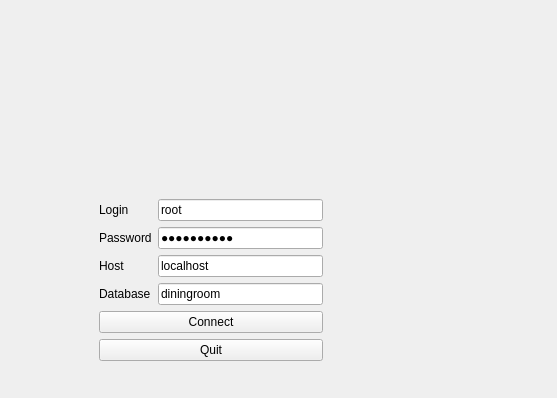
This is terminal/DBConnectPage.ui in lbrain/diningroom-terminal-old as Qt 5 draws it before an edit; both pictures show x 135 to 692 and y 0 to 398 of the 692 by 560 pixel window. The edited form follows.
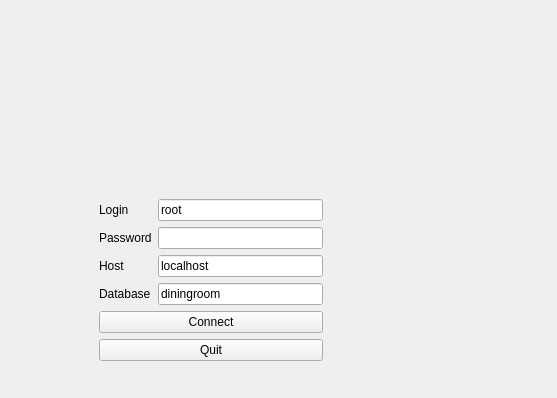
This is the edited form.

```diff
--- a/terminal/DBConnectPage.ui
+++ b/terminal/DBConnectPage.ui
@@ -40,7 +40,7 @@
      <item row="1" column="1">
       <widget class="QLineEdit" name="passwordField">
        <property name="text">
-        <string>openaccess</string>
+        <string/>
        </property>
        <property name="echoMode">
         <enum>QLineEdit::Password</enum>
```
